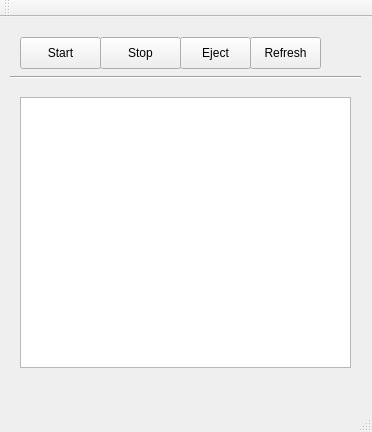
Old version of the form mainwindow.ui in the repository cyclothunder/isoMultiCreator.
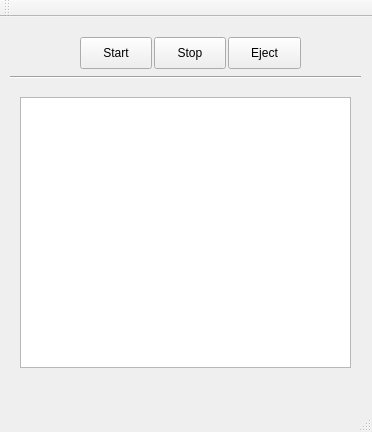
New version of the form.

```diff
--- a/mainwindow.ui
+++ b/mainwindow.ui
@@ -17,9 +17,9 @@
    <widget class="QPushButton" name="pushButton_Start">
     <property name="geometry">
      <rect>
-      <x>20</x>
+      <x>80</x>
       <y>20</y>
-      <width>81</width>
+      <width>72</width>
       <height>32</height>
      </rect>
     </property>
@@ -30,9 +30,9 @@
    <widget class="QPushButton" name="pushButton_Stop">
     <property name="geometry">
      <rect>
-      <x>100</x>
+      <x>154</x>
       <y>20</y>
-      <width>81</width>
+      <width>72</width>
       <height>32</height>
      </rect>
     </property>
@@ -43,9 +43,9 @@
    <widget class="QPushButton" name="pushButtonEject">
     <property name="geometry">
      <rect>
-      <x>180</x>
+      <x>228</x>
       <y>20</y>
-      <width>71</width>
+      <width>73</width>
       <height>32</height>
      </rect>
     </property>
@@ -76,19 +76,6 @@
      </rect>
     </property>
    </widget>
-   <widget class="QPushButton" name="pushButtonRefresh">
-    <property name="geometry">
-     <rect>
-      <x>250</x>
-      <y>20</y>
-      <width>71</width>
-      <height>32</height>
-     </rect>
-    </property>
-    <property name="text">
-     <string>Refresh</string>
-    </property>
-   </widget>
   </widget>
   <widget class="QMenuBar" name="menuBar">
    <property name="geometry">
```
